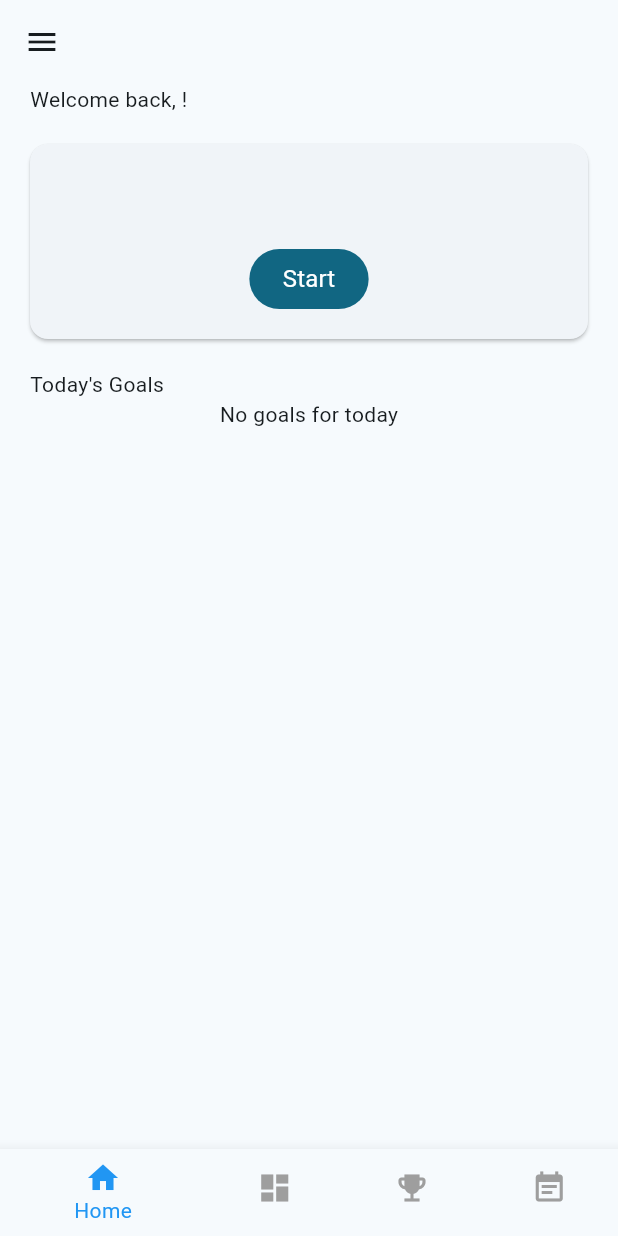
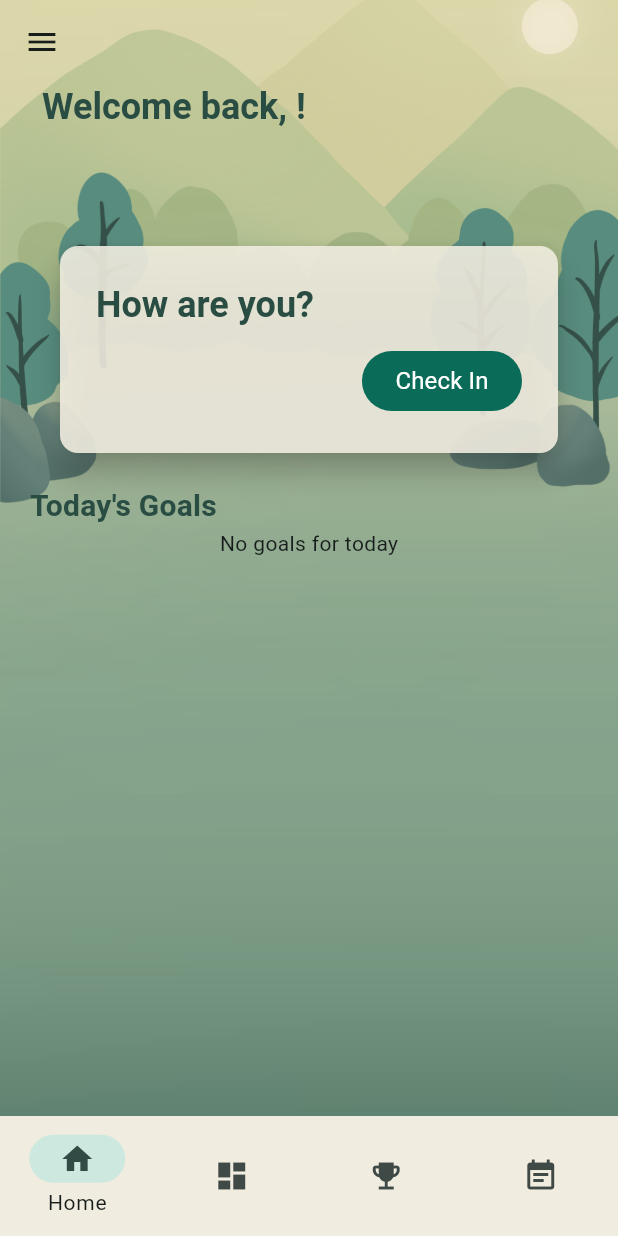
Before and after one commit to rheeca/cbt-journal-app, a Flutter app: the screen it shows once a user with an empty profile is signed in, on a phone screen of 412 x 824 dp. Run offline on Flutter 3.47's test engine with Material 3 defaults, Android fonts, the phone set to English and light mode, and no system bars; our stand-ins replace drift, drift_flutter, firebase_auth, firebase_core, form_field_validator, go_router and 4 more; missing offline and left inert: firebase_ui_auth, grpc, protobuf, stack_board, widgets_to_image; accounts and stored records are empty; generated files the repository leaves out were written again; statements that could not run were skipped.

Commit message:
ui design for home and discover screens

```diff
--- a/app/lib/home/home_screen.dart
+++ b/app/lib/home/home_screen.dart
@@ -1,5 +1,6 @@
 import 'package:cbt_journal/common/navigation.dart';
 import 'package:cbt_journal/home/home_controller.dart';
+import 'package:cbt_journal/theme.dart';
 import 'package:cbt_journal/user/create_profile.dart';
 import 'package:collection/collection.dart';
 import 'package:flutter/material.dart';
@@ -12,10 +13,24 @@ class HomeScreen extends StatelessWidget {
 
   @override
   Widget build(BuildContext context) {
-    return Scaffold(
-      appBar: AppBar(),
+    return Stack(
+      children: [
+        Positioned.fill(
+          child: Image.asset(
+            'assets/home_background.png',
+            fit: BoxFit.cover,
+          ),
+        ),
+        Scaffold(
+          appBar: AppBar(
+            backgroundColor: Colors.transparent,
+            elevation: 0,
+          ),
           body: const _HomePage(),
           drawer: const AppDrawer(),
+          backgroundColor: Colors.transparent,
+        ),
+      ],
     );
   }
 }
@@ -86,59 +101,88 @@ class _HomePageState extends State<_HomePage> {
           Row(
             mainAxisAlignment: MainAxisAlignment.start,
             children: [
-              Text('Welcome back, $username!'),
+              Padding(
+                padding: const EdgeInsets.symmetric(horizontal: 8.0),
+                child: Text(
+                  'Welcome back, $username!',
+                  style: Theme.of(context).textTheme.titleLarge,
+                ),
+              ),
             ],
           ),
-          const SizedBox(height: 12.0),
+          const SizedBox(height: 70.0),
           Card(
-            margin: const EdgeInsets.symmetric(vertical: 8.0),
-            child: Padding(
-              padding: const EdgeInsets.all(16.0),
+            margin: const EdgeInsets.symmetric(
+              vertical: 8.0,
+              horizontal: 20.0,
+            ),
+            color: AppColor.white.color.withValues(alpha: 0.9),
+            elevation: 8.0,
             child: Container(
               alignment: Alignment.center,
+              padding: const EdgeInsets.all(24.0),
               child: Column(
+                crossAxisAlignment: CrossAxisAlignment.start,
                 children: [
-                    const SizedBox(height: 50),
+                  Text(
+                    'How are you?',
+                    style: Theme.of(context).textTheme.titleLarge,
+                  ),
+                  const SizedBox(height: 12),
+                  Row(
+                    mainAxisAlignment: MainAxisAlignment.end,
+                    children: [
                       FilledButton(
                           onPressed: () {
                             context.push('/journal/create/${dailyJournal!.id}');
                           },
-                        child: const Text('Start')),
+                          child: const Text('Check In')),
+                    ],
+                  ),
                 ],
               ),
             ),
           ),
-          ),
           const SizedBox(height: 12.0),
-          const Row(
+          Row(
             mainAxisAlignment: MainAxisAlignment.start,
             children: [
-              Text('Today\'s Goals'),
+              Text(
+                'Today\'s Goals',
+                style: Theme.of(context).textTheme.titleMedium!.copyWith(
+                      fontSize: 20,
+                    ),
+              ),
             ],
           ),
           todaysGoals.isNotEmpty
               ? Expanded(
-                  child: ListView(
-                    children: todaysGoals
-                        .map(
-                          (e) => Card(
-                              child: Container(
+                  child: SizedBox(
+                    child: Card(
+                      color: AppColor.white.color.withValues(alpha: 0.9),
+                      margin: const EdgeInsets.only(top: 12.0, bottom: 16.0),
+                      child: ListView.separated(
+                        itemCount: todaysGoals.length,
+                        separatorBuilder: (BuildContext context, int index) =>
+                            const Divider(),
+                        itemBuilder: (BuildContext context, int index) {
+                          final item = todaysGoals.toList()[index];
+                          return Container(
                             alignment: Alignment.center,
-                            child: Padding(
                             padding: const EdgeInsets.symmetric(
-                                  horizontal: 12.0, vertical: 12.0),
+                                horizontal: 28.0, vertical: 4.0),
                             child: Row(
                               children: [
-                                  Text(e.type.label),
+                                Text(item.type.label),
                                 const Expanded(child: SizedBox()),
                                 Checkbox(
                                   value: goalCheckIns.goals
-                                        .contains(e.type.name),
+                                      .contains(item.type.name),
                                   onChanged: (bool? value) {
                                     if (value == true) {
-                                        goalCheckIns.goals.add(e.type.name);
+                                      goalCheckIns.goals.add(item.type.name);
                                     } else {
-                                        goalCheckIns.goals.remove(e.type.name);
+                                      goalCheckIns.goals.remove(item.type.name);
                                     }
                                     di<HomeController>()
                                         .updateGoalCheckIns(goalCheckIns);
@@ -146,13 +190,13 @@ class _HomePageState extends State<_HomePage> {
                                 ),
                               ],
                             ),
+                          );
+                        },
                       ),
-                          )),
-                        )
-                        .toList(),
+                    ),
                   ),
                 )
-              : const Text('No goals for today')
+              : const Text('No goals for today'),
         ],
       ),
     );
--- a/app/lib/journal/journal_controller.dart
+++ b/app/lib/journal/journal_controller.dart
@@ -63,8 +63,7 @@ class JournalController extends ChangeNotifier {
     for (final e in _journalEntries) {
       final date = DateFormat('yyyy-MM-d').format(e.createdAt);
       // TODO: make guided journals types an enum.
-      // Checking for Daily Check-in journal.
-      if (e.guidedJournal == '5f3d321c-e835-470d-89c2-b2478a297481') {
+      if (e.guidedJournal == 'dailyCheckIn') {
         if ((_moodEntriesByDate[date]?.createdAt)?.isBefore(e.createdAt) ??
             true) {
           _moodEntriesByDate[date] = e;
--- a/app/lib/route_generator.dart
+++ b/app/lib/route_generator.dart
@@ -143,31 +143,29 @@ class ScaffoldWithNavBar extends StatelessWidget {
   Widget build(BuildContext context) {
     return Scaffold(
       body: child,
-      bottomNavigationBar: BottomNavigationBar(
-        currentIndex: _calculateSelectedIndex(context),
-        onTap: (int index) {
+      bottomNavigationBar: NavigationBar(
+        selectedIndex: _calculateSelectedIndex(context),
+        onDestinationSelected: (int index) {
           _onItemTapped(index, context);
         },
-        items: const <BottomNavigationBarItem>[
-          BottomNavigationBarItem(
+        destinations: const <NavigationDestination>[
+          NavigationDestination(
             icon: Icon(Icons.home),
             label: 'Home',
           ),
-          BottomNavigationBarItem(
+          NavigationDestination(
             icon: Icon(Icons.dashboard),
             label: 'Discover',
           ),
-          BottomNavigationBarItem(
+          NavigationDestination(
             icon: Icon(Icons.emoji_events),
             label: 'Goals',
           ),
-          BottomNavigationBarItem(
+          NavigationDestination(
             icon: Icon(Icons.event_note),
             label: 'My Journal',
           ),
         ],
-        selectedItemColor: Colors.blue,
-        unselectedItemColor: Colors.grey,
       ),
     );
   }
--- a/app/lib/theme.dart
+++ b/app/lib/theme.dart
@@ -3,20 +3,28 @@ import 'package:flutter/material.dart';
 final theme = ThemeData(
   useMaterial3: true,
   colorScheme: ColorScheme.fromSeed(
-    seedColor: Colors.blueGrey,
+    seedColor: const Color(0xFF588C7E),
+  ),
+  navigationBarTheme: NavigationBarThemeData(
+    backgroundColor: AppColor.white.color,
+    elevation: 8.0,
+    labelBehavior: NavigationDestinationLabelBehavior.onlyShowSelected,
   ),
   textTheme: const TextTheme(
     titleLarge: TextStyle(
       fontSize: 24,
-      fontWeight: FontWeight.w400,
+      fontWeight: FontWeight.w700,
+      color: Color(0xFF294C43),
     ),
     titleMedium: TextStyle(
       fontSize: 16,
       fontWeight: FontWeight.w700,
+      color: Color(0xFF294C43),
     ),
     titleSmall: TextStyle(
       fontSize: 14,
       fontWeight: FontWeight.w600,
+      color: Color(0xFF407E6F),
     ),
     labelLarge: TextStyle(
       fontSize: 16,
@@ -32,3 +40,10 @@ final theme = ThemeData(
     ),
   ),
 );
+
+enum AppColor {
+  white(Color.fromARGB(255, 240, 236, 223));
+
+  const AppColor(this.color);
+  final Color color;
+}
--- a/app/pubspec.yaml
+++ b/app/pubspec.yaml
@@ -38,3 +38,4 @@ flutter:
   uses-material-design: true
   assets:
     - .env
+    - assets/
```
Also changed, not shown: app/lib/discover/discover_screen.dart (+55 -14 lines), app/lib/goals/goals_screen.dart (+32 -7 lines), app/lib/journal/journal_screen.dart (+14 -1 lines), app/assets/celebrateWins.png (added), app/assets/challengeThought.png (added), app/assets/dailyCheckIn.png (added), app/assets/gratitude.png (added), app/assets/home_background.png (added), app/assets/setAGoal.png (added). Lines whose indentation alone changed are shown as unchanged.
